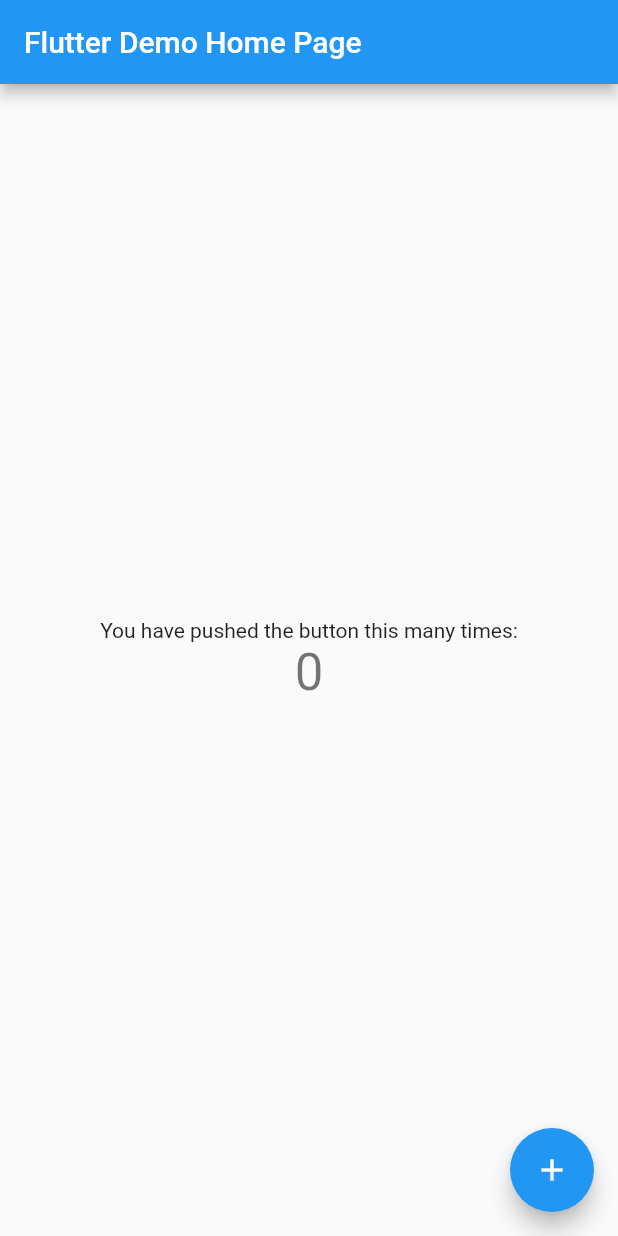
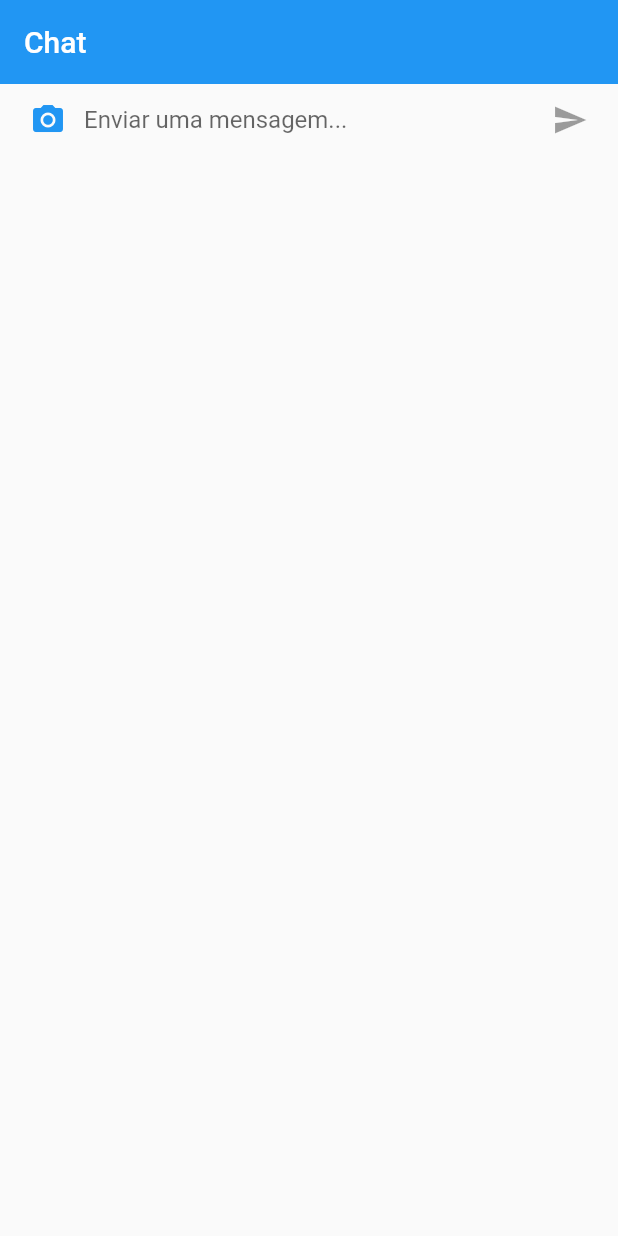
Before and after one commit to murilobeltrame/learn-flutter-chat, a Flutter app: the screen it shows after launch, on a phone screen of 412 x 824 dp. Run offline on Flutter 3.47's test engine with Material 2 defaults, Android fonts, the phone set to English and light mode, and no system bars; our stand-ins replace cloud_firestore; accounts and stored records are empty.

Commit message:
added chart screen and text composer

```diff
--- /dev/null
+++ b/lib/chat_screen.dart
@@ -0,0 +1,20 @@
+import 'package:chat/text_composer.dart';
+import 'package:flutter/material.dart';
+
+class ChatScreen extends StatefulWidget {
+  @override
+  _ChatScreenState createState() => _ChatScreenState();
+}
+
+class _ChatScreenState extends State<ChatScreen> {
+  @override
+  Widget build(BuildContext context) {
+    return Scaffold(
+      appBar: AppBar(
+        title: Text('Chat'),
+        elevation: 0,
+      ),
+      body: TextComposer(),
+    );
+  }
+}
--- a/lib/main.dart
+++ b/lib/main.dart
@@ -1,3 +1,5 @@
+import 'package:chat/chat_screen.dart';
+import 'package:cloud_firestore/cloud_firestore.dart';
 import 'package:flutter/material.dart';
 
 void main() {
@@ -25,8 +27,12 @@ class MyApp extends StatelessWidget {
         // the app on. For desktop platforms, the controls will be smaller and
         // closer together (more dense) than on mobile platforms.
         visualDensity: VisualDensity.adaptivePlatformDensity,
+
+        iconTheme: IconThemeData(
+          color: Colors.blue
+        ),
       ),
-      home: MyHomePage(title: 'Flutter Demo Home Page'),
+      home: ChatScreen(),
     );
   }
 }
--- /dev/null
+++ b/lib/text_composer.dart
@@ -0,0 +1,41 @@
+import 'package:flutter/material.dart';
+
+class TextComposer extends StatefulWidget {
+  @override
+  _TextComposerState createState() => _TextComposerState();
+}
+
+class _TextComposerState extends State<TextComposer> {
+
+  bool _isComposing = false;
+
+  @override
+  Widget build(BuildContext context) {
+    return Container(
+      margin: const EdgeInsets.symmetric(horizontal: 8),
+      child: Row(
+        children: <Widget>[
+          IconButton(
+            icon: Icon(Icons.photo_camera),
+            onPressed: (){},
+          ),
+          Expanded(
+            child: TextField(
+              decoration: InputDecoration.collapsed(hintText: 'Enviar uma mensagem...'),
+              onChanged: (text){
+                setState(() {
+                  _isComposing = text.isNotEmpty;
+                });
+              },
+              onSubmitted: (text){},
+            ),
+          ),
+          IconButton(
+            icon: Icon(Icons.send),
+            onPressed: _isComposing ? () {} : null,
+          ),
+        ],
+      ),
+    );
+  }
+}
```
Also changed, not shown: 1 other file.
